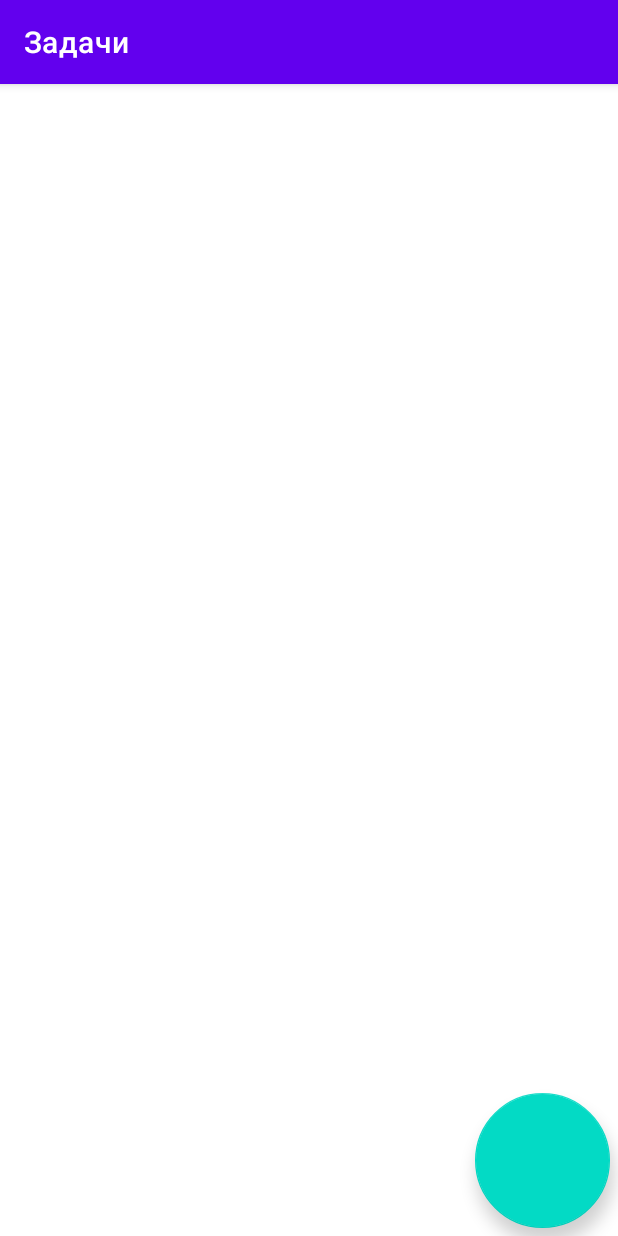
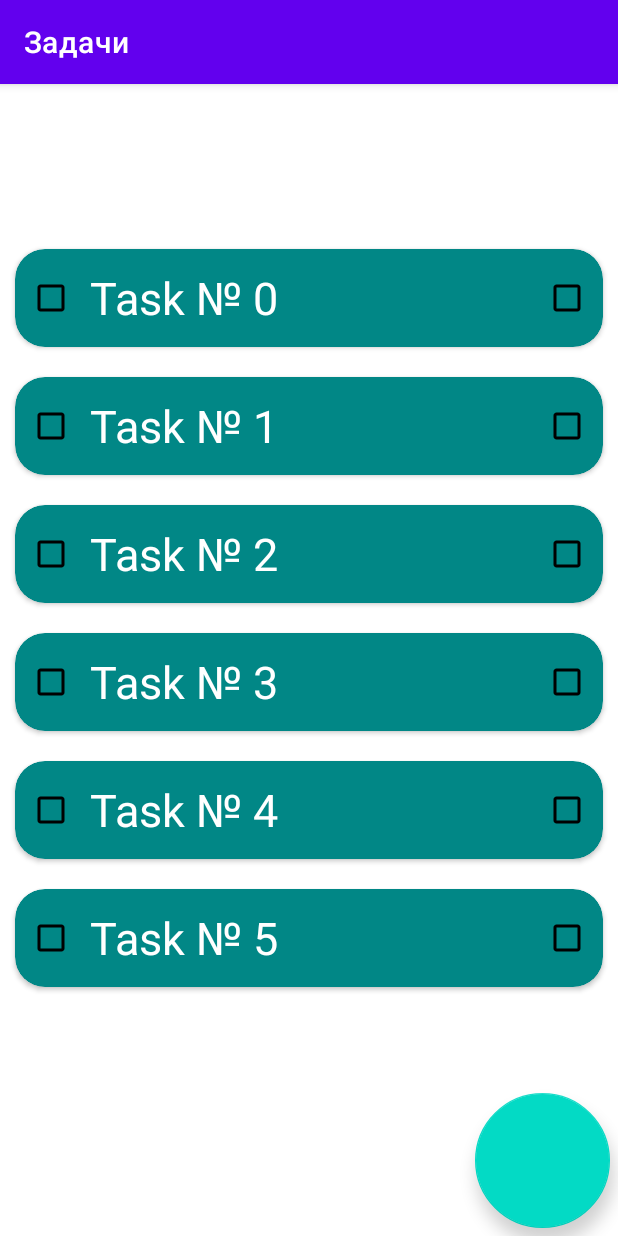
Before and after one commit to RandomServant/FRIENDLY-FIRE-Tasks, an Android app: the screen it shows after launch (MainActivity), on a phone screen of 412 x 824 dp. Run offline under Robolectric (Android 15) with nearby library versions, the phone set to English and light mode, and no system bars.

Commit message:
Доработка MainActivity и TaskActivity

```diff
--- a/app/src/main/java/com/example/friendlyfiretasks/presentation/MainActivity.kt
+++ b/app/src/main/java/com/example/friendlyfiretasks/presentation/MainActivity.kt
@@ -2,11 +2,45 @@ package com.example.friendlyfiretasks.presentation
 
 import androidx.appcompat.app.AppCompatActivity
 import android.os.Bundle
+import androidx.lifecycle.ViewModelProvider
+import androidx.recyclerview.widget.LinearLayoutManager
+import androidx.recyclerview.widget.RecyclerView
 import com.example.friendlyfiretasks.R
+import com.google.android.material.floatingactionbutton.FloatingActionButton
 
 class MainActivity : AppCompatActivity() {
+
+    private lateinit var viewModel: TaskActivityViewModel
+
     override fun onCreate(savedInstanceState: Bundle?) {
         super.onCreate(savedInstanceState)
         setContentView(R.layout.activity_main)
+
+        viewModel = ViewModelProvider(this)[TaskActivityViewModel::class.java]
+
+        val recycler = findViewById<RecyclerView>(R.id.recycler)
+        val adapter = TaskListAdapter()
+        recycler.adapter = adapter
+        recycler.layoutManager = LinearLayoutManager(this)
+
+        adapter.onClick = {
+            startActivity(TaskActivity.getIntent(this, it.name, it.description))
+        }
+
+        adapter.onLongClick = { task, pos ->
+            viewModel.changeFavoriteState(task)
+            adapter.update(pos)
+            true
+        }
+
+        viewModel.taskList.observe(this) {
+            adapter.submitList(it)
+        }
+
+        viewModel.getAllTaskList()
+
+        findViewById<FloatingActionButton>(R.id.button_add).setOnClickListener {
+            viewModel.addTaskToList("New task", "desc")
+        }
     }
 }
--- a/app/src/main/res/layout/activity_task.xml
+++ b/app/src/main/res/layout/activity_task.xml
@@ -62,7 +62,7 @@
         android:text="Save" />
 
     <EditText
-        android:id="@+id/editTextDate9"
+        android:id="@+id/editDate"
         android:layout_width="match_parent"
         android:layout_marginTop="120dp"
         android:layout_marginHorizontal="10dp"
```
Also changed, not shown: app/src/main/AndroidManifest.xml (+11 -0 lines), app/src/main/java/com/example/friendlyfiretasks/presentation/TaskActivity.kt (+24 -0 lines).
